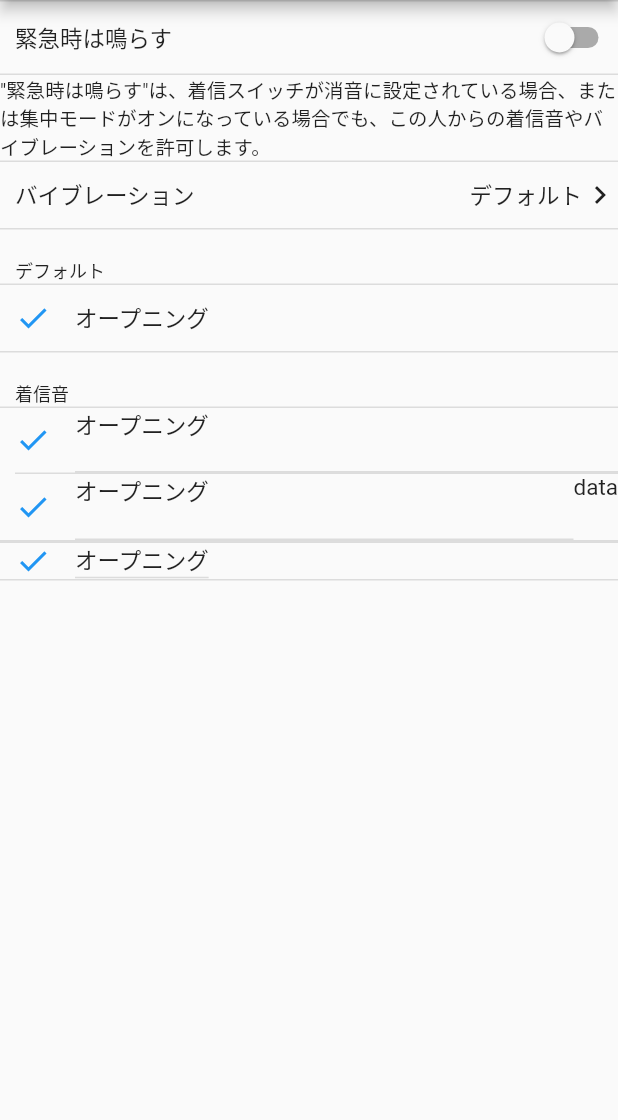
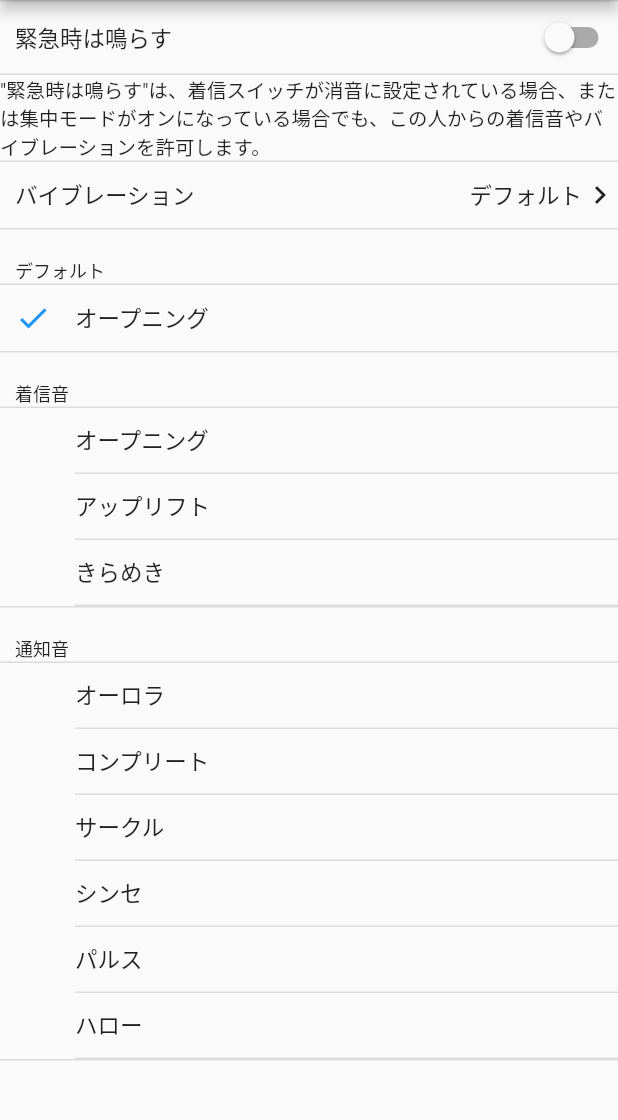
Before and after one commit to Aniokrait/mock_ios_phone_app, a Flutter app: the RingTonePage screen opened by its route, on a phone screen of 412 x 824 dp, the part 84-1204 px from its top. Run offline on Flutter 3.47's test engine with Material 2 defaults, Android fonts, the phone set to English and light mode, and no system bars; our stand-ins replace flutter_riverpod.

Commit message:
着信音画面実装完了

```diff
--- /dev/null
+++ b/lib/data/notification_sound.dart
@@ -0,0 +1,20 @@
+enum NotificationSound { aurora, complete, circle, synth, pulse, hello }
+
+extension NotificationSoundExt on NotificationSound {
+  String get name {
+    switch (this) {
+      case NotificationSound.aurora:
+        return 'オーロラ';
+      case NotificationSound.complete:
+        return 'コンプリート';
+      case NotificationSound.circle:
+        return 'サークル';
+      case NotificationSound.synth:
+        return 'シンセ';
+      case NotificationSound.pulse:
+        return 'パルス';
+      case NotificationSound.hello:
+        return 'ハロー';
+    }
+  }
+}
--- a/lib/data/ring_tone.dart
+++ b/lib/data/ring_tone.dart
@@ -0,0 +1,20 @@
+enum RingTone {
+  opening,
+  uplift,
+  kirameki,
+}
+
+extension RingToneExt on RingTone {
+  String get name {
+    switch (this) {
+      case RingTone.opening:
+        return 'オープニング';
+      case RingTone.uplift:
+        return 'アップリフト';
+      case RingTone.kirameki:
+        return 'きらめき';
+      default:
+        throw UnimplementedError();
+    }
+  }
+}
--- /dev/null
+++ b/lib/data/ring_tone_types.dart
@@ -0,0 +1,5 @@
+enum RingToneTypes {
+  defaults,
+  ringTone,
+  notificationSound,
+}
--- /dev/null
+++ b/lib/model/ring_tone_model.dart
@@ -0,0 +1,11 @@
+import 'package:mock_ios_phone_app/data/notification_sound.dart';
+import 'package:mock_ios_phone_app/data/ring_tone.dart';
+
+class RingToneModel {
+  RingToneModel(
+      {this.targetSound1, this.targetSound2, required this.isCallWhenAlert})
+      : assert(targetSound1 != null || targetSound2 != null);
+  final RingTone? targetSound1;
+  final NotificationSound? targetSound2;
+  final bool isCallWhenAlert;
+}
--- a/lib/pages/ring_tone_page.dart
+++ b/lib/pages/ring_tone_page.dart
@@ -1,22 +1,55 @@
 import 'package:flutter/material.dart';
 import 'package:flutter/src/widgets/framework.dart';
 import 'package:flutter_riverpod/flutter_riverpod.dart';
+import 'package:mock_ios_phone_app/data/notification_sound.dart';
 import 'package:mock_ios_phone_app/pages/widgets/custom_appbar.dart';
 import 'package:mock_ios_phone_app/pages/widgets/decorated_container.dart';
 import 'package:mock_ios_phone_app/pages/widgets/design_rules.dart';
 
+import '../data/ring_tone.dart';
+import '../model/ring_tone_model.dart';
+
 class RingTonePage extends ConsumerWidget {
   const RingTonePage({Key? key}) : super(key: key);
 
+  ///完了ボタン押下時のアクション
+  void returnRingToneConfig(BuildContext context, Reader read) {
+    var compositeList = [
+      RingTone.opening,
+      ...RingTone.values,
+      ...NotificationSound.values
+    ];
+    bool isCall = read(isCallWhenAlert);
+
+    RingToneModel result;
+    if (compositeList[read(selectedRingtone)] is RingTone) {
+      result = RingToneModel(
+          targetSound1: compositeList[read(selectedRingtone)] as RingTone,
+          isCallWhenAlert: isCall);
+    } else {
+      result = RingToneModel(
+          targetSound2:
+              compositeList[read(selectedRingtone)] as NotificationSound,
+          isCallWhenAlert: isCall);
+    }
+    Navigator.pop(
+      context,
+      result,
+    );
+  }
+
   @override
   Widget build(BuildContext context, WidgetRef ref) {
-    return const Scaffold(
+    return Scaffold(
       appBar: CustomAppBar(
         leadingText: 'キャンセル',
         mainTitle: '着信音',
         trailingText: '完了',
+        trailingAction: () {
+          returnRingToneConfig(context, ref.read);
+        },
       ),
-      body: _RingToneForm(),
+      body: const _RingToneForm(),
     );
   }
 }
@@ -84,17 +117,24 @@ class _RingToneForm extends ConsumerWidget {
           DecoratedContainer(
             child: SizedBox(
               height: itemHeight,
+              child: InkWell(
+                onTap: () {
+                  ref.read(selectedRingtone.notifier).state = 0;
+                },
                 child: Row(
-                children: const [
-                  Icon(
+                  children: [
+                    ref.watch(selectedRingtone) == 0
+                        ? const Icon(
                             Icons.check,
                             color: Colors.blue,
-                  ),
-                  SizedBox(
+                          )
+                        : const SizedBox(width: 24),
+                    const SizedBox(
                       width: 16,
                     ),
-                  Text('オープニング'),
+                    Text(RingTone.opening.name),
                   ],
+                ),
               ),
             ),
           ),
@@ -112,107 +152,95 @@ class _RingToneForm extends ConsumerWidget {
           DecoratedContainer(
             child: Column(
               children: [
-                SizedBox(
-                  height: itemHeight,
-                  child: Container(
-                    decoration: const BoxDecoration(
-                        border: Border(
-                          bottom: BorderSide(color: lineColor),
+                //for (RingTone e in RingTone.values) ...{
+                for (int i = 0; i < RingTone.values.length; i++) ...{
+                  _RingtoneRow(
+                    index: i,
+                    beforeArrayLength: 1,
+                    ringToneName: RingTone.values[i].name,
                   ),
-                        //color: Colors.blue
-                    ),
-                    child: Row(
-                      children: [
-                        const Icon(
-                          Icons.check,
-                          color: Colors.blue,
-                        ),
-                        const SizedBox(
-                          width: 16,
-                        ),
-                        Expanded(
-                          child: Container(
-                            constraints: const BoxConstraints.expand(),
-                            decoration: const BoxDecoration(
-                              border: Border(
-                                bottom: BorderSide(color: lineColor),
-                              ),
-                              //color: Colors.green
-                            ),
-                            child: const Text('オープニング'),
-                          ),
-                        ),
-                      ],
-                    ),
-                  ),
-                ),
-                SizedBox(
-                  height: itemHeight,
-                  child: Row(
-                    crossAxisAlignment: CrossAxisAlignment.stretch,
-                    children: [
-                      const Icon(
-                        Icons.check,
-                        color: Colors.blue,
-                      ),
-                      const SizedBox(
-                        width: 16,
-                      ),
-                      Expanded(
-                        child: Container(
-                          decoration: const BoxDecoration(
-                            border: Border(
-                              bottom: BorderSide(color: lineColor),
-                            ),
-                          ),
-                          child: const Text('オープニング'),
-                        ),
-                      ),
-                      const Text('data'),
+                }
               ],
             ),
           ),
 
+          ///通知音
+          Container(
+            margin: const EdgeInsets.only(top: 18),
+            alignment: Alignment.centerLeft,
+            padding: const EdgeInsets.only(left: 10),
+            child: const Text(
+              '通知音',
+              style: TextStyle(fontSize: 12),
+            ),
+          ),
+          DecoratedContainer(
+            child: Column(
+              children: [
+                for (int i = 0; i < NotificationSound.values.length; i++) ...{
+                  _RingtoneRow(
+                    index: i,
+                    beforeArrayLength: 1 + RingTone.values.length,
+                    ringToneName: NotificationSound.values[i].name,
+                  ),
+                }
               ],
             ),
           ),
-          DecoratedContainer(
-            child: Row(
-              children: [
-                Column(
-                  children: const [
-                    Icon(
-                      Icons.check,
-                      color: Colors.blue,
-                    ),
-                  ],
-                ),
-                Column(
-                  children: const [
-                    SizedBox(
-                      width: 16,
-                    ),
-                  ],
-                ),
-                Column(
-                  children: [
-                    Container(
-                      decoration: const BoxDecoration(
-                        border: Border(
-                          bottom: BorderSide(color: lineColor),
-                        ),
-                      ),
-                      child: const Text('オープニング'),
-                    ),
-                  ],
-                ),
-              ],
-            ),
-          )
         ],
       ),
     );
   }
 }
 
+class _RingtoneRow extends ConsumerWidget {
+  const _RingtoneRow({
+    Key? key,
+    required this.index,
+    required this.beforeArrayLength,
+    required this.ringToneName,
+  }) : super(key: key);
+
+  final int index;
+  final int beforeArrayLength;
+  final String ringToneName;
+
+  @override
+  Widget build(BuildContext context, WidgetRef ref) {
+    return SizedBox(
+      height: itemHeight,
+      child: InkWell(
+        onTap: () {
+          ref.read(selectedRingtone.notifier).state = index + beforeArrayLength;
+        },
+        child: Row(
+          children: [
+            ref.watch(selectedRingtone) == index + beforeArrayLength
+                ? const Icon(
+                    Icons.check,
+                    color: Colors.blue,
+                  )
+                : const SizedBox(width: 24),
+            const SizedBox(
+              width: 16,
+            ),
+            Expanded(
+              child: Container(
+                alignment: Alignment.centerLeft,
+                decoration: const BoxDecoration(
+                  border: Border(
+                    bottom: BorderSide(color: lineColor),
+                  ),
+                ),
+                child: Text(ringToneName),
+              ),
+            ),
+          ],
+        ),
+      ),
+    );
+  }
+}
+
 final isCallWhenAlert = StateProvider<bool>((ref) => false);
+final selectedRingtone = StateProvider<int>((ref) => 0);
--- a/lib/pages/widgets/custom_appbar.dart
+++ b/lib/pages/widgets/custom_appbar.dart
@@ -9,13 +9,15 @@ class CustomAppBar extends ConsumerWidget implements PreferredSizeWidget {
       {Key? key,
       required this.leadingText,
       required this.mainTitle,
-      required this.trailingText})
+      required this.trailingText,
+      required this.trailingAction})
       : preferredSize = const Size.fromHeight(kToolbarHeight),
         super(key: key);
 
   final String leadingText;
   final String mainTitle;
   final String trailingText;
+  final VoidCallback trailingAction;
 
   @override
   final Size preferredSize; // default is 56.0
@@ -42,8 +44,7 @@ class CustomAppBar extends ConsumerWidget implements PreferredSizeWidget {
           alignment: Alignment.centerRight,
           child: TextButton(
             onPressed: () {
-              Navigator.pop(context);
-              AppBar();
+              trailingAction();
             },
             child: Text(
               trailingText,
```
Also changed, not shown: lib/pages/new_contact_page.dart (+13 -4 lines). Lines whose indentation alone changed are shown as unchanged.
